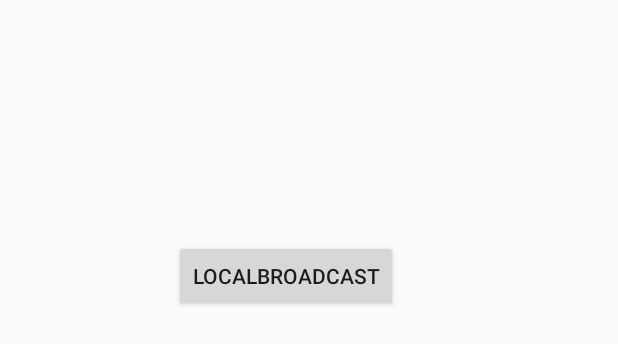
After one commit to haoxiangkaixuea/Work-Two-Week, an Android app: the layout activity_local_broadcast.xml on its own in the app's theme, with its tools: preview values and no code run, on a phone screen of 412 x 824 dp. The commit adds this screen. Shown: the top 344 px of the screen. Run offline under Robolectric (Android 15) with nearby library versions, the phone set to English and light mode, and no system bars.

Commit message:
补交六

```diff
--- a/app/src/main/java/cn/edu/scujcc/worktwoweek/BootCompletReceiver.java
+++ b/app/src/main/java/cn/edu/scujcc/worktwoweek/BootCompletReceiver.java
@@ -3,11 +3,10 @@ package cn.edu.scujcc.worktwoweek;
 import android.content.BroadcastReceiver;
 import android.content.Context;
 import android.content.Intent;
-import android.util.Log;
 import android.widget.Toast;
 
 public class BootCompletReceiver extends BroadcastReceiver {
-//静态注册
+      //静态注册
     @Override
     public void onReceive(Context context, Intent intent) {
         Toast.makeText(context, "BootCompletRecevier", Toast.LENGTH_SHORT).show();
--- a/app/src/main/java/cn/edu/scujcc/worktwoweek/LeftFragment.java
+++ b/app/src/main/java/cn/edu/scujcc/worktwoweek/LeftFragment.java
@@ -1,16 +1,13 @@
 package cn.edu.scujcc.worktwoweek;
 
 import android.os.Bundle;
-import android.os.Handler;
 import android.view.LayoutInflater;
 import android.view.View;
 import android.view.ViewGroup;
-import android.widget.Button;
-import android.widget.TextView;
 
 import androidx.fragment.app.Fragment;
 
-public class LeftFragment extends Fragment{
+public class LeftFragment extends Fragment {
     @Override
     public View onCreateView(LayoutInflater inflater, ViewGroup container, Bundle savedInstanceState) {
         View view = inflater.inflate(R.layout.activity_left_fragment, container, false);
--- a/app/src/main/java/cn/edu/scujcc/worktwoweek/NotificationActivity.java
+++ b/app/src/main/java/cn/edu/scujcc/worktwoweek/NotificationActivity.java
@@ -1,11 +1,11 @@
 package cn.edu.scujcc.worktwoweek;
+
+import android.os.Bundle;
 
 import androidx.appcompat.app.AppCompatActivity;
 
-import android.os.Bundle;
-
 public class NotificationActivity extends AppCompatActivity {
-
+    //通知的第二个界面
     @Override
     protected void onCreate(Bundle savedInstanceState) {
         super.onCreate(savedInstanceState);
--- /dev/null
+++ b/app/src/main/res/layout/activity_local_broadcast.xml
@@ -0,0 +1,18 @@
+<?xml version="1.0" encoding="utf-8"?>
+<androidx.constraintlayout.widget.ConstraintLayout xmlns:android="http://schemas.android.com/apk/res/android"
+    xmlns:app="http://schemas.android.com/apk/res-auto"
+    xmlns:tools="http://schemas.android.com/tools"
+    android:layout_width="match_parent"
+    android:layout_height="match_parent"
+    tools:context=".LocalBroadcast">
+
+    <Button
+        android:id="@+id/localbroadcast"
+        android:layout_width="wrap_content"
+        android:layout_height="wrap_content"
+        android:layout_marginStart="116dp"
+        android:layout_marginTop="160dp"
+        android:text="localbroadcast"
+        app:layout_constraintStart_toStartOf="parent"
+        app:layout_constraintTop_toTopOf="parent" />
+</androidx.constraintlayout.widget.ConstraintLayout>
--- a/app/src/main/res/values/strings.xml
+++ b/app/src/main/res/values/strings.xml
@@ -1,3 +1,8 @@
 <resources>
     <string name="app_name">Work Two Week</string>
+    <string name="group_name">yanglijun</string>
+    <string name="channel_name">one news</string>
+    <string name="channel_description">android.provider.Settings.Secure to android.provider.Settings.Global.</string>
+    <string name="bigcontext">method int androidx.appcompat.widget.DropDownListView.lookForSelectablePosition(int, boolean) " +
+                                "would have incorrectly overridden the package-private method in android.widget.ListView</string>
 </resources>
```
Also changed, not shown: app/src/main/AndroidManifest.xml (+4 -7 lines), app/src/main/java/cn/edu/scujcc/worktwoweek/MainActivity.java (+69 -28 lines), 1 other file.
